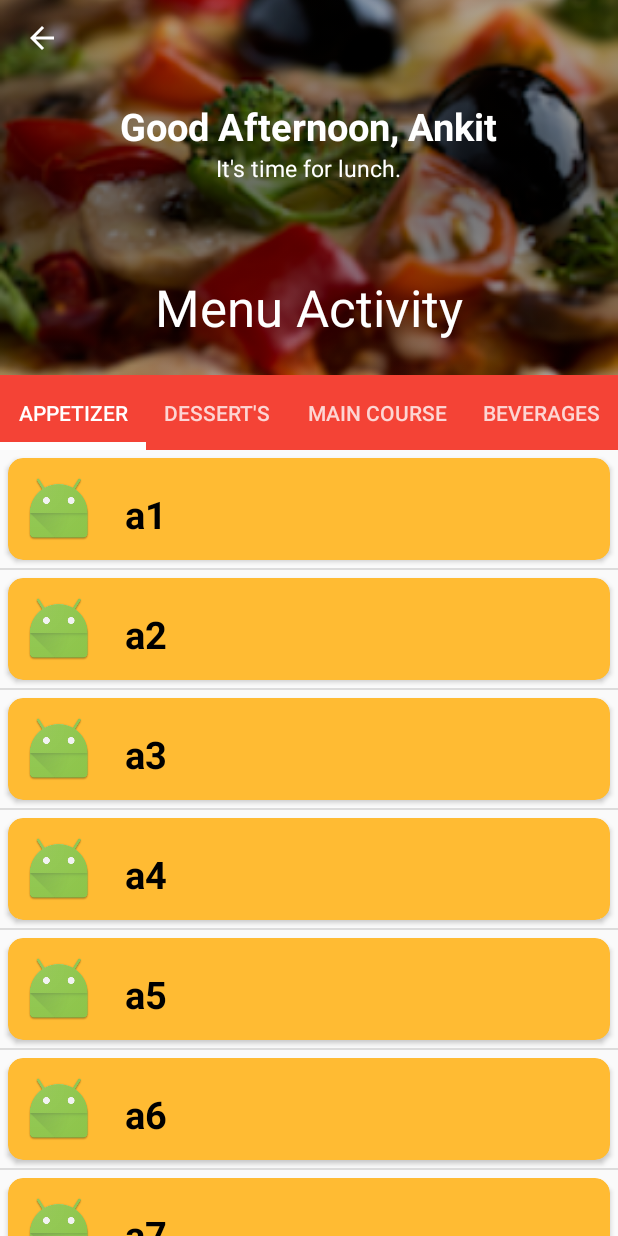
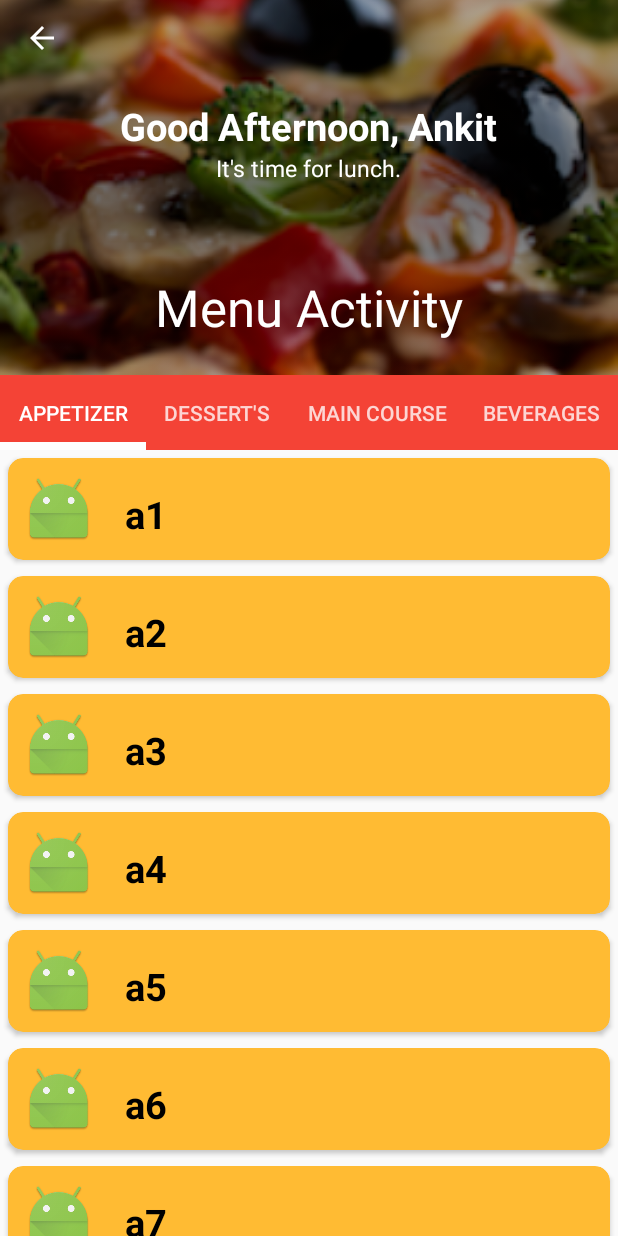
Before and after one commit to Ankitgarg891/OrderUpData, an Android app: the screen it shows after launch (MenuActivity), on a phone screen of 412 x 824 dp. Run offline under Robolectric (Android 15) with nearby library versions, the phone set to English and light mode, and no system bars.

Commit message:
8/10/17 - 2 : 24 pm

```diff
--- a/app/src/main/res/layout/activity_menu.xml
+++ b/app/src/main/res/layout/activity_menu.xml
@@ -111,16 +111,10 @@
         android:fillViewport="true"
         app:layout_behavior="@string/appbar_scrolling_view_behavior">
 
-        <LinearLayout
-            android:layout_width="match_parent"
-            android:layout_height="match_parent"
-            android:orientation="vertical">
-
             <android.support.v4.view.ViewPager
                 android:id="@+id/view_pager"
                 android:layout_width="match_parent"
                 android:layout_height="wrap_content" />
-        </LinearLayout>
     </android.support.v4.widget.NestedScrollView>
 
 </android.support.design.widget.CoordinatorLayout>
--- a/app/src/main/res/layout/fragment_layout.xml
+++ b/app/src/main/res/layout/fragment_layout.xml
@@ -1,12 +1,6 @@
 <?xml version="1.0" encoding="utf-8"?>
-<LinearLayout xmlns:android="http://schemas.android.com/apk/res/android"
+<ListView xmlns:android="http://schemas.android.com/apk/res/android"
+    android:id="@+id/menu_listview"
     android:layout_width="match_parent"
-    android:layout_height="match_parent"
-    android:orientation="vertical">
-
-    <ListView
-        android:id="@+id/menu_listview"
-        android:layout_width="match_parent"
-        android:layout_height="match_parent"/>
-
-</LinearLayout>
+    android:divider="@null"
+    android:layout_height="match_parent" />
```
